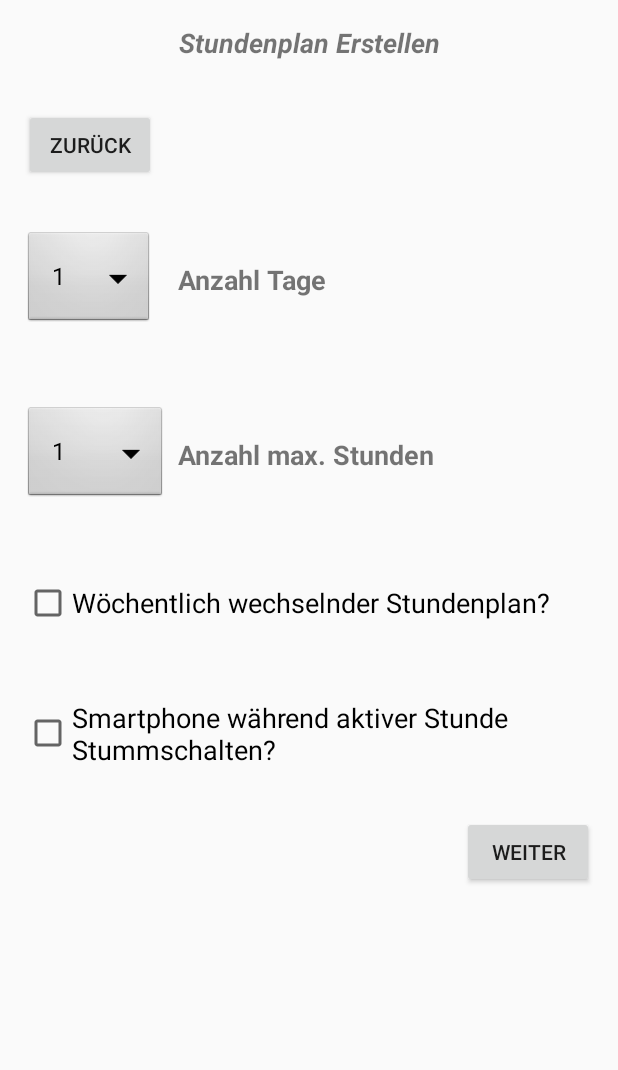
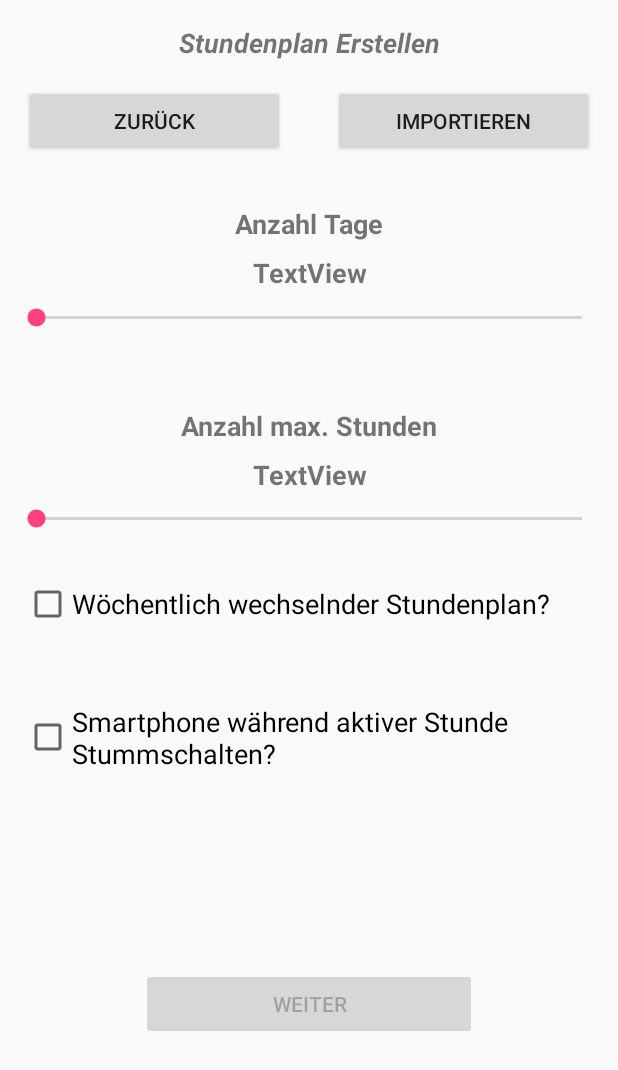
Before and after one commit to TimLisemer/LearningUnit, an Android app: the Timetable screen opened directly, with no data from a screen before it, on a phone screen of 412 x 824 dp. Shown: the top 1070 px of the screen. Run offline under Robolectric (Android 15) with nearby library versions, the phone set to English and light mode, and no system bars; Roboto replaces fonts that are not available here.

Commit message:
Stundenplan anzeigens

```diff
--- a/app/src/main/java/learningunit/learningunit/menu/organizer/timetable/Timetable.java
+++ b/app/src/main/java/learningunit/learningunit/menu/organizer/timetable/Timetable.java
@@ -17,6 +17,7 @@ import android.widget.ArrayAdapter;
 import android.widget.Button;
 import android.widget.EditText;
 import android.widget.ScrollView;
+import android.widget.SeekBar;
 import android.widget.Spinner;
 import android.widget.Switch;
 import android.widget.TextView;
@@ -35,13 +36,13 @@ import learningunit.learningunit.R;
 public class Timetable extends AppCompatActivity {
 
     private Button create_next, create_back, day_back, day_cancel, dayBase, dayNext, day4back, hourNameBase, hourNameBase1, nameNext, nameBack, downHour[], downHour1[], down[];
-    private ScrollView create_view;
-    private ConstraintLayout day, daylayout, daylayout4, daylayout3, dayLayout6;
+    private ConstraintLayout day, daylayout, daylayout4, daylayout3, dayLayout6, create_view;
     private Spinner daySpinner, hourSpinner;
     private TextView nameHour, dayName;
     private EditText nameEditName, dayEditName;
     private ColorDrawable normalDrawable;
     Week week;
+    private SeekBar bar, bar2;
 
     private int tage;
 
@@ -74,17 +75,7 @@ public class Timetable extends AppCompatActivity {
         daylayout3 = (ConstraintLayout) findViewById(R.id.timetable_dayLayout3);
         dayLayout6 = (ConstraintLayout) findViewById(R.id.timetable_dayLayout6);
 
-        daySpinner = (Spinner) findViewById(R.id.timetable_createSpinner);
-        String[] daySpinnerItems = new String[]{"1", "2", "3", "4", "5", "6", "7"};
-        ArrayAdapter<String> daySpinnerAdapter = new ArrayAdapter<>(this, android.R.layout.simple_spinner_dropdown_item, daySpinnerItems);
-        daySpinner.setAdapter(daySpinnerAdapter);
-
-        hourSpinner = (Spinner) findViewById(R.id.timetable_createSpinner1);
-        String[] hourSpinnerItems = new String[]{"1", "2", "3", "4", "5", "6", "7", "8", "9", "10", "11", "12", "13", "14", "15", "16", "17", "18", "19", "20", "21", "22", "23", "24"};
-        ArrayAdapter<String> hourSpinnerAdapter = new ArrayAdapter<>(this, android.R.layout.simple_spinner_dropdown_item, hourSpinnerItems);
-        hourSpinner.setAdapter(hourSpinnerAdapter);
-
-        create_view = (ScrollView) findViewById(R.id.timetable_createScrollview);
+        create_view = (ConstraintLayout) findViewById(R.id.timetable_createScrollviewLayout);
         dayName = findViewById(R.id.timetable_dayName);
 
         nameHour = (TextView) findViewById(R.id.timetable_name_Hour);
@@ -151,6 +142,59 @@ public class Timetable extends AppCompatActivity {
             }
         });
 
+        bar = (SeekBar) findViewById(R.id.seekBar);
+        bar.setOnSeekBarChangeListener(new SeekBar.OnSeekBarChangeListener() {
+            @Override
+            public void onProgressChanged(SeekBar seekBar, int progress, boolean fromUser) {
+                TextView test = (TextView) findViewById(R.id.textView13);
+                test.setText(progress + "");
+                if(bar2.getProgress() > 0 && progress > 0){
+                    findViewById(R.id.timetable_createNext).setEnabled(true);
+                }else{
+                    findViewById(R.id.timetable_createNext).setEnabled(false);
+                }
+            }
+
+            @Override
+            public void onStartTrackingTouch(SeekBar seekBar) {
+
+            }
+
+            @Override
+            public void onStopTrackingTouch(SeekBar seekBar) {
+
+            }
+        });
+
+
+        bar2 = (SeekBar) findViewById(R.id.seekBar2);
+        bar2.setOnSeekBarChangeListener(new SeekBar.OnSeekBarChangeListener() {
+            @Override
+            public void onProgressChanged(SeekBar seekBar, int progress, boolean fromUser) {
+                TextView test = (TextView) findViewById(R.id.textView14);
+                test.setText(progress + "");
+                if(bar.getProgress() > 0 && progress > 0){
+                    findViewById(R.id.timetable_createNext).setEnabled(true);
+                }else{
+                    findViewById(R.id.timetable_createNext).setEnabled(false);
+                }
+            }
+
+            @Override
+            public void onStartTrackingTouch(SeekBar seekBar) {
+
+            }
+
+            @Override
+            public void onStopTrackingTouch(SeekBar seekBar) {
+
+            }
+        });
+
+
+
+
+
     }
 
 
@@ -167,9 +211,9 @@ public class Timetable extends AppCompatActivity {
         day.setVisibility(View.VISIBLE);
         create_view.setVisibility(View.GONE);
         MainActivity.hideKeyboard(this);
-        tage = Integer.parseInt(daySpinner.getSelectedItem().toString());
+        tage = bar.getProgress();
         week = new Week(tage);
-        addDay(Integer.parseInt(hourSpinner.getSelectedItem().toString()), 1);
+        addDay(bar2.getProgress(), 1);
     }
 
     private void openday_back(){
--- a/app/src/main/res/layout/activity_timetable.xml
+++ b/app/src/main/res/layout/activity_timetable.xml
@@ -6,60 +6,50 @@
     android:layout_height="match_parent"
     tools:context="learningunit.learningunit.menu.organizer.timetable.Timetable">
 
-    <ScrollView
-        android:id="@+id/timetable_createScrollview"
+    <android.support.constraint.ConstraintLayout
+        android:id="@+id/timetable_createScrollviewLayout"
         android:layout_width="match_parent"
         android:layout_height="match_parent"
-        android:visibility="visible"
         app:layout_constraintBottom_toBottomOf="parent"
         app:layout_constraintEnd_toEndOf="parent"
         app:layout_constraintStart_toStartOf="parent"
         app:layout_constraintTop_toTopOf="parent">
 
-        <android.support.constraint.ConstraintLayout
-            android:id="@+id/timetable_createScrollviewLayout"
-            android:layout_width="match_parent"
-            android:layout_height="wrap_content">
+        <android.support.constraint.Guideline
+            android:id="@+id/guideline25"
+            android:layout_width="wrap_content"
+            android:layout_height="wrap_content"
+            android:orientation="vertical"
+            app:layout_constraintGuide_percent="0.5" />
+
+        <android.support.constraint.Guideline
+            android:id="@+id/guideline22"
+            android:layout_width="wrap_content"
+            android:layout_height="wrap_content"
+            android:orientation="vertical"
+            app:layout_constraintGuide_percent="0.15" />
+
+        <android.support.constraint.Guideline
+            android:id="@+id/guideline21"
+            android:layout_width="wrap_content"
+            android:layout_height="wrap_content"
+            android:orientation="vertical"
+            app:layout_constraintGuide_percent="0.85" />
 
         <TextView
             android:id="@+id/textView7"
             android:layout_width="0dp"
             android:layout_height="wrap_content"
-                android:layout_marginStart="16dp"
-                android:layout_marginEnd="16dp"
-                android:text="Anzahl max. Stunden"
+            android:layout_marginStart="8dp"
+            android:layout_marginTop="50dp"
+            android:layout_marginEnd="8dp"
+            android:text="@string/HourCount"
+            android:textAlignment="center"
             android:textSize="18sp"
             android:textStyle="bold"
-                app:layout_constraintBottom_toBottomOf="@+id/timetable_createSpinner1"
-                app:layout_constraintEnd_toEndOf="parent"
-                app:layout_constraintStart_toEndOf="@+id/timetable_createSpinner"
-                app:layout_constraintTop_toTopOf="@+id/timetable_createSpinner1" />
-
-            <Spinner
-                android:id="@+id/timetable_createSpinner1"
-                android:layout_width="wrap_content"
-                android:layout_height="wrap_content"
-                android:layout_marginTop="50dp"
-                android:background="@android:drawable/btn_dropdown"
-                android:dropDownWidth="match_parent"
-                android:spinnerMode="dropdown"
-                app:layout_constraintEnd_toEndOf="@+id/timetable_createSpinner"
-                app:layout_constraintHorizontal_bias="0.0"
-                app:layout_constraintStart_toStartOf="@+id/timetable_createSpinner"
-                app:layout_constraintTop_toBottomOf="@+id/timetable_createSpinner" />
-
-            <Spinner
-                android:id="@+id/timetable_createSpinner"
-                android:layout_width="wrap_content"
-                android:layout_height="wrap_content"
-                android:layout_marginTop="32dp"
-                android:background="@android:drawable/btn_dropdown"
-                android:dropDownWidth="match_parent"
-                android:spinnerMode="dropdown"
-                app:layout_constraintEnd_toEndOf="@+id/timetable_createBack"
-                app:layout_constraintHorizontal_bias="0.0"
-                app:layout_constraintStart_toStartOf="@+id/timetable_createBack"
-                app:layout_constraintTop_toBottomOf="@+id/timetable_createBack" />
+            app:layout_constraintEnd_toStartOf="@+id/guideline21"
+            app:layout_constraintStart_toStartOf="@+id/guideline22"
+            app:layout_constraintTop_toBottomOf="@+id/seekBar" />
 
         <TextView
             android:id="@+id/textView6"
@@ -80,35 +70,37 @@
             android:id="@+id/textView"
             android:layout_width="0dp"
             android:layout_height="wrap_content"
-                android:layout_marginStart="16dp"
-                android:layout_marginEnd="16dp"
-                android:text="Anzahl Tage"
+            android:layout_marginStart="8dp"
+            android:layout_marginTop="32dp"
+            android:layout_marginEnd="8dp"
+            android:text="@string/DayCount"
+            android:textAlignment="center"
+            android:textAllCaps="false"
             android:textSize="18sp"
             android:textStyle="bold"
-                app:layout_constraintBottom_toBottomOf="@+id/timetable_createSpinner"
-                app:layout_constraintEnd_toEndOf="parent"
-                app:layout_constraintStart_toEndOf="@+id/timetable_createSpinner"
-                app:layout_constraintTop_toTopOf="@+id/timetable_createSpinner" />
+            app:layout_constraintEnd_toStartOf="@+id/guideline21"
+            app:layout_constraintStart_toStartOf="@+id/guideline22"
+            app:layout_constraintTop_toBottomOf="@+id/timetable_createBack" />
 
         <CheckBox
             android:id="@+id/checkBox"
             android:layout_width="0dp"
             android:layout_height="wrap_content"
             android:layout_marginStart="16dp"
-                android:layout_marginTop="50dp"
+            android:layout_marginTop="32dp"
             android:layout_marginEnd="16dp"
             android:text="Wöchentlich wechselnder Stundenplan?"
             android:textSize="18sp"
             app:layout_constraintEnd_toEndOf="parent"
             app:layout_constraintStart_toStartOf="parent"
-                app:layout_constraintTop_toBottomOf="@+id/timetable_createSpinner1" />
+            app:layout_constraintTop_toBottomOf="@+id/seekBar2" />
 
         <CheckBox
             android:id="@+id/checkBox2"
             android:layout_width="0dp"
             android:layout_height="wrap_content"
             android:layout_marginStart="16dp"
-                android:layout_marginTop="48dp"
+            android:layout_marginTop="50dp"
             android:layout_marginEnd="16dp"
             android:text="Smartphone während aktiver Stunde Stummschalten?"
             android:textSize="18sp"
@@ -119,32 +111,104 @@
 
         <Button
             android:id="@+id/timetable_createBack"
-                android:layout_width="wrap_content"
+            android:layout_width="0dp"
             android:layout_height="wrap_content"
             android:layout_marginStart="16dp"
-                android:layout_marginTop="32dp"
-                android:layout_marginEnd="8dp"
+            android:layout_marginTop="16dp"
+            android:layout_marginEnd="16dp"
+            android:layout_marginBottom="8dp"
             android:text="@string/Back"
-                app:layout_constraintEnd_toEndOf="parent"
-                app:layout_constraintHorizontal_bias="0.0"
+            app:layout_constraintBottom_toBottomOf="parent"
+            app:layout_constraintEnd_toStartOf="@+id/guideline25"
             app:layout_constraintStart_toStartOf="parent"
-                app:layout_constraintTop_toBottomOf="@+id/textView6" />
+            app:layout_constraintTop_toBottomOf="@+id/textView6"
+            app:layout_constraintVertical_bias="0.0" />
 
         <Button
             android:id="@+id/timetable_createNext"
+            android:layout_width="0dp"
+            android:layout_height="wrap_content"
+            android:layout_marginStart="32dp"
+            android:layout_marginTop="8dp"
+            android:layout_marginEnd="32dp"
+            android:layout_marginBottom="8dp"
+            android:enabled="false"
+            android:text="@string/Next"
+            app:layout_constraintBottom_toBottomOf="parent"
+            app:layout_constraintEnd_toStartOf="@+id/guideline21"
+            app:layout_constraintStart_toStartOf="@+id/guideline22"
+            app:layout_constraintTop_toBottomOf="@+id/checkBox2" />
+
+        <SeekBar
+            android:id="@+id/seekBar"
+            android:layout_width="0dp"
+            android:layout_height="19dp"
+            android:layout_marginStart="8dp"
+            android:layout_marginTop="8dp"
+            android:layout_marginEnd="8dp"
+            android:max="7"
+            app:layout_constraintEnd_toEndOf="parent"
+            app:layout_constraintStart_toStartOf="parent"
+            app:layout_constraintTop_toBottomOf="@+id/textView13" />
+
+        <TextView
+            android:id="@+id/textView13"
             android:layout_width="wrap_content"
             android:layout_height="wrap_content"
             android:layout_marginStart="8dp"
-                android:layout_marginTop="32dp"
+            android:layout_marginTop="8dp"
+            android:layout_marginEnd="8dp"
+            android:text="TextView"
+            android:textAlignment="center"
+            android:textSize="18sp"
+            android:textStyle="bold"
+            app:layout_constraintEnd_toStartOf="@+id/guideline21"
+            app:layout_constraintStart_toStartOf="@+id/guideline22"
+            app:layout_constraintTop_toBottomOf="@+id/textView" />
+
+        <SeekBar
+            android:id="@+id/seekBar2"
+            android:layout_width="0dp"
+            android:layout_height="wrap_content"
+            android:layout_marginStart="8dp"
+            android:layout_marginTop="8dp"
+            android:layout_marginEnd="8dp"
+            android:max="24"
+            app:layout_constraintEnd_toEndOf="parent"
+            app:layout_constraintStart_toStartOf="parent"
+            app:layout_constraintTop_toBottomOf="@+id/textView14" />
+
+        <TextView
+            android:id="@+id/textView14"
+            android:layout_width="wrap_content"
+            android:layout_height="wrap_content"
+            android:layout_marginStart="8dp"
+            android:layout_marginTop="8dp"
+            android:layout_marginEnd="8dp"
+            android:text="TextView"
+            android:textAlignment="center"
+            android:textSize="18sp"
+            android:textStyle="bold"
+            app:layout_constraintEnd_toStartOf="@+id/guideline21"
+            app:layout_constraintStart_toStartOf="@+id/guideline22"
+            app:layout_constraintTop_toBottomOf="@+id/textView7" />
+
+        <Button
+            android:id="@+id/timetable_openImport"
+            android:layout_width="0dp"
+            android:layout_height="wrap_content"
+            android:layout_marginStart="16dp"
+            android:layout_marginTop="16dp"
             android:layout_marginEnd="16dp"
-                android:text="@string/Next"
+            android:layout_marginBottom="8dp"
+            android:text="@string/TimetableImport"
+            app:layout_constraintBottom_toBottomOf="parent"
             app:layout_constraintEnd_toEndOf="parent"
-                app:layout_constraintHorizontal_bias="1.0"
-                app:layout_constraintStart_toStartOf="@+id/timetable_createSpinner1"
-                app:layout_constraintTop_toBottomOf="@+id/checkBox2" />
+            app:layout_constraintStart_toStartOf="@+id/guideline25"
+            app:layout_constraintTop_toBottomOf="@+id/textView6"
+            app:layout_constraintVertical_bias="0.0" />
 
     </android.support.constraint.ConstraintLayout>
-    </ScrollView>
 
     <android.support.constraint.ConstraintLayout
         android:id="@+id/timetable_dayLayout0"
--- a/app/src/main/res/values/strings.xml
+++ b/app/src/main/res/values/strings.xml
@@ -51,4 +51,7 @@
     <string name="NoHomeWork">Keine Hausaufgaben</string>
     <string name="Wochenüberblick">Wochenüberblick</string>
     <string name="HourNameError">Eine Stundenname darf aus max. 15 Zeichen bestehen!</string>
+    <string name="TimetableImport">Importieren</string>
+    <string name="DayCount">Anzahl Tage</string>
+    <string name="HourCount">Anzahl max. Stunden</string>
 </resources>
```
Also changed, not shown: 2 other files. Lines whose indentation alone changed are shown as unchanged.
